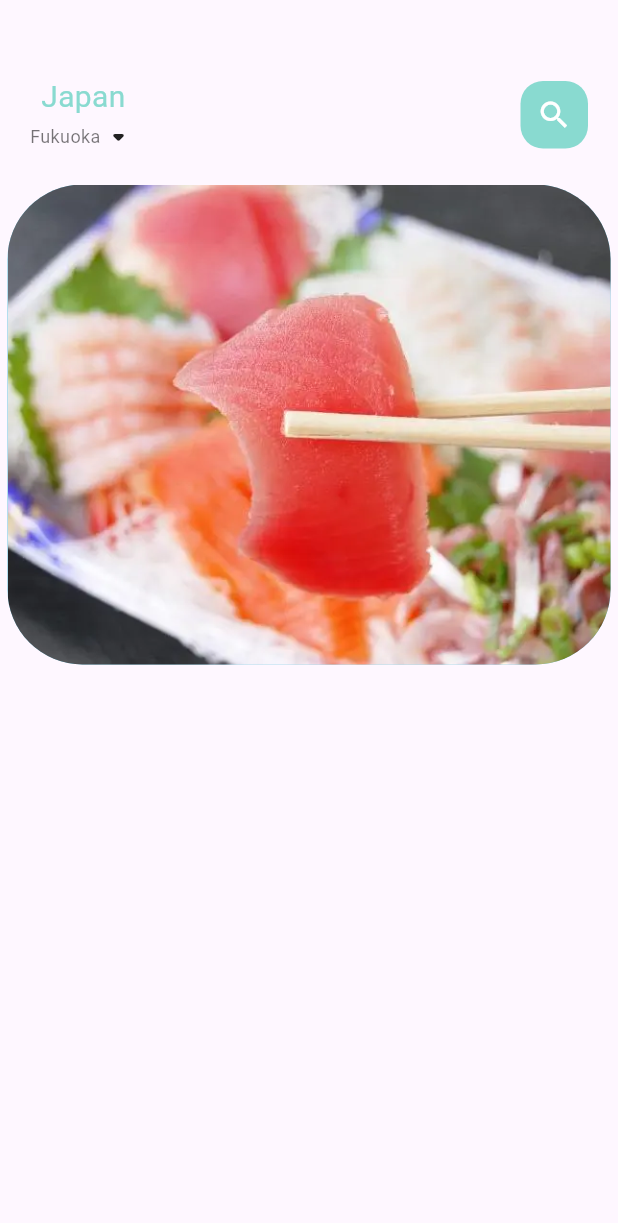
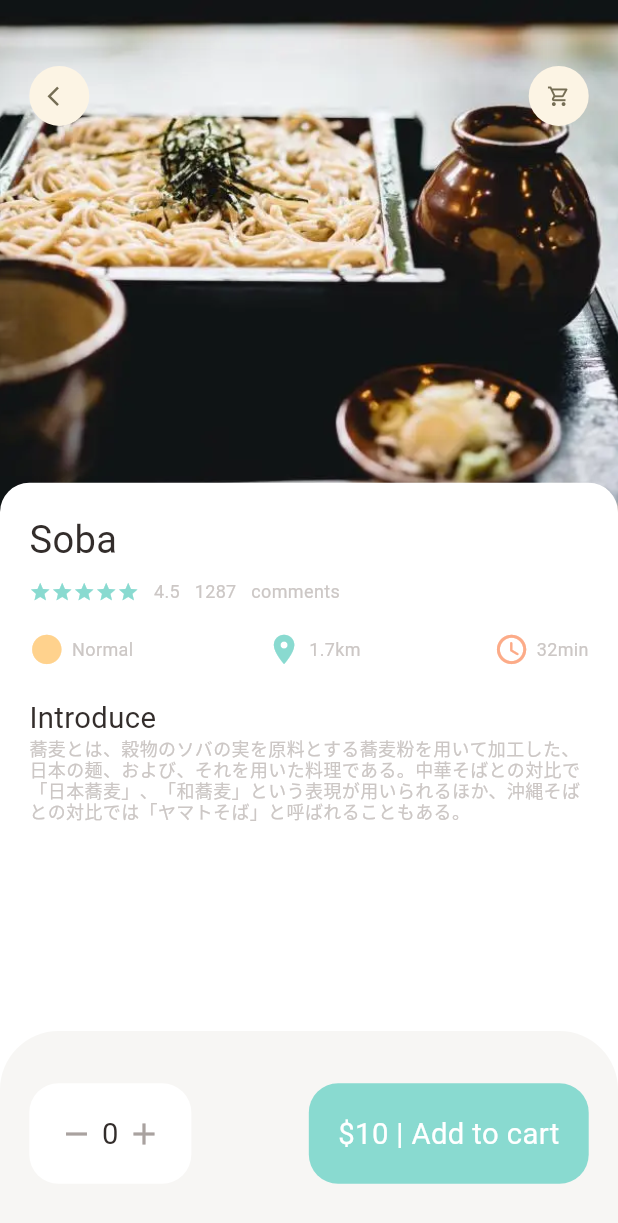
Before and after one commit to jmamedina/flutter, a Flutter app: the screen it shows after launch, on a phone screen of 412 x 824 dp. Shown: the top 1223 px of the screen. Run offline on Flutter 3.47's test engine with Material 3 defaults, Android fonts, the phone set to English and light mode, and no system bars; our stand-ins replace dots_indicator, get.

Commit message:
add popular food detail

```diff
--- a/food_delivery/lib/home/food_page_body.dart
+++ /dev/null
@@ -1,37 +0,0 @@
-import 'package:flutter/widgets.dart';
-
-class FoodPageBody extends StatefulWidget {
-  const FoodPageBody({super.key});
-
-  @override
-  State<FoodPageBody> createState() => _FoodPageBodyState();
-}
-
-class _FoodPageBodyState extends State<FoodPageBody> {
-  @override
-  Widget build(BuildContext context) {
-    return SizedBox(
-        height: 320,
-        child: PageView.builder(
-            itemCount: 5,
-            itemBuilder: (context, position) {
-              return _buildPageItem(position);
-            }));
-  }
-
-//circling
-  Widget _buildPageItem(int index) {
-    return Container(
-      height: 220,
-      margin: const EdgeInsets.only(left: 5, right: 5),
-      decoration: BoxDecoration(
-        borderRadius: BorderRadius.circular(50),
-        color: index.isEven ? Color(0xFF69c5df) : Color(0xFF9294cc),
-        image: const DecorationImage(
-          fit: BoxFit.cover,
-          image: AssetImage("assets/image/food1.png"),
-        ),
-      ),
-    );
-  }
-}
--- a/food_delivery/lib/main.dart
+++ b/food_delivery/lib/main.dart
@@ -1,5 +1,7 @@
 import 'package:flutter/material.dart';
-import 'package:food_delivery/home/main_foodpage.dart';
+import 'package:food_delivery/pages/food/popular_food_detail.dart';
+import 'package:food_delivery/pages/home/main_foodpage.dart';
+import 'package:get/get.dart';
 
 void main() {
   runApp(const MyApp());
@@ -11,14 +13,14 @@ class MyApp extends StatelessWidget {
   // This widget is the root of your application.
   @override
   Widget build(BuildContext context) {
-    return MaterialApp(
+    return GetMaterialApp(
       debugShowCheckedModeBanner: false,
       title: 'Flutter Demo',
       theme: ThemeData(
         colorScheme: ColorScheme.fromSeed(seedColor: Colors.deepPurple),
         useMaterial3: true,
       ),
-      home: const MainFoodPage(),
+      home: const PopularFoodDetail(),
     );
   }
 }
--- /dev/null
+++ b/food_delivery/lib/pages/food/popular_food_detail.dart
@@ -0,0 +1,140 @@
+import 'package:flutter/material.dart';
+import 'package:flutter/widgets.dart';
+import 'package:food_delivery/utils/colors.dart';
+import 'package:food_delivery/utils/dimensions.dart';
+import 'package:food_delivery/widgets/app_column.dart';
+import 'package:food_delivery/widgets/app_icon.dart';
+import 'package:food_delivery/widgets/big_text.dart';
+import 'package:food_delivery/widgets/expandable_text_widget.dart';
+import 'package:food_delivery/widgets/small_text.dart';
+import 'package:food_delivery/widgets/icon_and_text_widget.dart';
+
+class PopularFoodDetail extends StatelessWidget {
+  const PopularFoodDetail({super.key});
+
+  @override
+  Widget build(BuildContext context) {
+    return Scaffold(
+      backgroundColor: Colors.white,
+      body: Stack(
+        children: [
+          //background image
+          Positioned(
+            left: 0,
+            right: 0,
+            child: Container(
+              width: double.maxFinite,
+              height: Dimensions.popularFoodImgSize,
+              decoration: BoxDecoration(
+                  image: DecorationImage(
+                      fit: BoxFit.cover,
+                      image: AssetImage("assets/image/food3.png"))),
+            ),
+          ),
+          //Icon Widget
+          Positioned(
+            top: Dimensions.height45,
+            left: Dimensions.width20,
+            right: Dimensions.width20,
+            child: Row(
+              mainAxisAlignment: MainAxisAlignment.spaceBetween,
+              children: [
+                AppIcon(icon: Icons.arrow_back_ios),
+                AppIcon(icon: Icons.shopping_cart_outlined)
+              ],
+            ),
+          ),
+          //Introduction
+          Positioned(
+            left: 0,
+            right: 0,
+            bottom: 0,
+            top: Dimensions.popularFoodImgSize - 20,
+            child: Container(
+              padding: EdgeInsets.only(
+                  left: Dimensions.width20,
+                  right: Dimensions.width20,
+                  top: Dimensions.height20),
+              decoration: BoxDecoration(
+                  borderRadius: BorderRadius.only(
+                    topRight: Radius.circular(Dimensions.radius20),
+                    topLeft: Radius.circular(Dimensions.radius20),
+                  ),
+                  color: Colors.white),
+              child: Column(
+                crossAxisAlignment: CrossAxisAlignment.start,
+                children: [
+                  AppColumn(text: "Soba"),
+                  SizedBox(height: Dimensions.height20),
+                  BigText(text: "Introduce"),
+                  ExpandableTextWidget(
+                      text:
+                          "蕎麦とは、穀物のソバの実を原料とする蕎麦粉を用いて加工した、日本の麺、および、それを用いた料理である。中華そばとの対比で「日本蕎麦」、「和蕎麦」という表現が用いられるほか、沖縄そばとの対比では「ヤマトそば」と呼ばれることもある。")
+                ],
+              ),
+            ),
+          ),
+          //Expandable text widget
+        ],
+      ),
+      //bottom navigation
+      bottomNavigationBar: Container(
+        height: Dimensions.bottomHeightBar,
+        padding: EdgeInsets.only(
+            top: Dimensions.height30,
+            bottom: Dimensions.height30,
+            left: Dimensions.width20,
+            right: Dimensions.width20),
+        decoration: BoxDecoration(
+          color: AppColors.buttonBackgroundColor,
+          borderRadius: BorderRadius.only(
+            topLeft: Radius.circular(Dimensions.radius20 * 2),
+            topRight: Radius.circular(Dimensions.radius20 * 2),
+          ),
+        ),
+        child: Row(
+          mainAxisAlignment: MainAxisAlignment.spaceBetween,
+          children: [
+            // counter container
+            Container(
+              padding: EdgeInsets.only(
+                  top: Dimensions.height20,
+                  bottom: Dimensions.height20,
+                  left: Dimensions.width20,
+                  right: Dimensions.width20),
+              decoration: BoxDecoration(
+                  borderRadius: BorderRadius.circular(Dimensions.radius20),
+                  color: Colors.white),
+              child: Row(
+                children: [
+                  Icon(
+                    Icons.remove,
+                    color: AppColors.signColor,
+                  ),
+                  SizedBox(width: Dimensions.width10 / 2),
+                  BigText(text: "0"),
+                  SizedBox(width: Dimensions.width10 / 2),
+                  Icon(Icons.add, color: AppColors.signColor)
+                ],
+              ),
+            ),
+            // add to cart container
+            Container(
+              padding: EdgeInsets.only(
+                  top: Dimensions.height20,
+                  bottom: Dimensions.height20,
+                  left: Dimensions.width20,
+                  right: Dimensions.width20),
+              child: BigText(text: "\$10 | Add to cart", color: Colors.white),
+              decoration: BoxDecoration(
+                  borderRadius: BorderRadius.circular(
+                    Dimensions.radius20,
+                  ),
+                  color: AppColors.mainColor),
+            )
+          ],
+        ),
+      ),
+    );
+  }
+}
--- a/food_delivery/lib/home/main_foodpage.dart
+++ b/food_delivery/lib/pages/home/main_foodpage.dart
@@ -1,6 +1,7 @@
 import 'package:flutter/material.dart';
-import 'package:food_delivery/home/food_page_body.dart';
+import 'package:food_delivery/pages/home/food_page_body.dart';
 import 'package:food_delivery/utils/colors.dart';
+import 'package:food_delivery/utils/dimensions.dart';
 import 'package:food_delivery/widgets/big_text.dart';
 import 'package:food_delivery/widgets/small_text.dart';
 
@@ -17,9 +18,12 @@ class _MainFoodPageState extends State<MainFoodPage> {
     return Scaffold(
         body: Column(
       children: [
+        //header
         Container(
-          margin: const EdgeInsets.only(top: 50, bottom: 20),
-          padding: const EdgeInsets.only(left: 20, right: 20),
+          margin: EdgeInsets.only(
+              top: Dimensions.height45, bottom: Dimensions.height15),
+          padding: EdgeInsets.only(
+              left: Dimensions.width20, right: Dimensions.width20),
           child: Row(
             mainAxisAlignment: MainAxisAlignment.spaceBetween,
             children: [
@@ -42,19 +46,28 @@ class _MainFoodPageState extends State<MainFoodPage> {
               ),
               Center(
                 child: Container(
-                  width: 45,
-                  height: 45,
+                  width: Dimensions.width45,
+                  height: Dimensions.height45,
                   decoration: BoxDecoration(
-                    borderRadius: BorderRadius.circular(15),
+                    borderRadius: BorderRadius.circular(Dimensions.radius15),
                     color: AppColors.mainColor,
                   ),
-                  child: const Icon(Icons.search, color: Colors.white),
+                  child: Icon(
+                    Icons.search,
+                    color: Colors.white,
+                    size: Dimensions.iconSize24,
+                  ),
                 ),
               ),
             ],
           ),
         ),
-        const FoodPageBody()
+        //body of the app
+        Expanded(
+          child: SingleChildScrollView(
+            child: const FoodPageBody(),
+          ),
+        )
       ],
     ));
   }
--- /dev/null
+++ b/food_delivery/lib/utils/dimensions.dart
@@ -0,0 +1,48 @@
+import 'package:get/get.dart';
+
+class Dimensions {
+  static double screenHeight = Get.context!.height;
+  static double screenWidth = Get.context!.width;
+
+  static double pageView = screenHeight / 2.64;
+  static double pageViewContainer = screenHeight / 3.84;
+  static double pageViewTextContainer = screenHeight / 7.03;
+
+//dynamic height (844)
+  static double height10 = screenHeight / 84.4;
+  static double height15 = screenHeight / 56.27;
+  static double height20 = screenHeight / 42.2;
+  static double height30 = screenHeight / 28.13;
+  static double height45 = screenHeight / 18.76;
+
+//dynamic width (844) padding and margin
+  static double width10 = screenHeight / 84.4;
+  static double width15 = screenHeight / 56.27;
+  static double width20 = screenHeight / 42.2;
+  static double width30 = screenHeight / 28.13;
+  static double width45 = screenHeight / 18.76;
+
+  //fontsize
+  static double font20 = screenHeight / 42.2;
+  static double font26 = screenHeight / 32.46;
+
+  //radius
+  static double radius15 = screenHeight / 56.27;
+  static double radius20 = screenHeight / 42.2;
+  static double radius30 = screenHeight / 28.13;
+
+  //iconsize
+  static double iconSize15 = screenHeight / 56.27;
+  static double iconSize24 = screenHeight / 35.17;
+  static double iconSize16 = screenHeight / 52.75;
+
+  //list view size
+  static double listViewImageSize = screenWidth / 3.25;
+  static double listViewTextContSize = screenWidth / 3.9;
+
+  //popular food
+  static double popularFoodImgSize = screenHeight / 2.41;
+
+  //bottom height
+  static double bottomHeightBar = screenHeight / 6.03;
+}
--- /dev/null
+++ b/food_delivery/lib/widgets/app_column.dart
@@ -0,0 +1,62 @@
+import 'package:flutter/material.dart';
+import 'package:flutter/widgets.dart';
+import 'package:food_delivery/utils/colors.dart';
+import 'package:food_delivery/utils/dimensions.dart';
+import 'package:food_delivery/widgets/big_text.dart';
+import 'package:food_delivery/widgets/icon_and_text_widget.dart';
+import 'package:food_delivery/widgets/small_text.dart';
+
+class AppColumn extends StatelessWidget {
+  const AppColumn({super.key, required this.text});
+  final String text;
+
+  @override
+  Widget build(BuildContext context) {
+    return Column(
+      crossAxisAlignment: CrossAxisAlignment.start,
+      children: [
+        BigText(text: text, size: Dimensions.font26),
+        SizedBox(
+          height: Dimensions.height10,
+        ),
+        Row(
+          children: [
+            Wrap(
+              children: List.generate(
+                5,
+                (index) => Icon(Icons.star,
+                    color: AppColors.mainColor, size: Dimensions.iconSize15),
+              ),
+            ),
+            SizedBox(width: Dimensions.width10),
+            SmallText(text: "4.5"),
+            SizedBox(width: Dimensions.width10),
+            SmallText(text: "1287"),
+            SizedBox(width: Dimensions.width10),
+            SmallText(text: "comments")
+          ],
+        ),
+        SizedBox(
+          height: Dimensions.height20,
+        ),
+        Row(
+          mainAxisAlignment: MainAxisAlignment.spaceBetween,
+          children: [
+            IconAndTextWidget(
+                icon: Icons.circle_sharp,
+                text: "Normal",
+                iconColor: AppColors.iconColor1),
+            IconAndTextWidget(
+                icon: Icons.location_on,
+                text: "1.7km",
+                iconColor: AppColors.mainColor),
+            IconAndTextWidget(
+                icon: Icons.access_time_rounded,
+                text: "32min",
+                iconColor: AppColors.iconColor2),
+          ],
+        )
+      ],
+    );
+  }
+}
--- /dev/null
+++ b/food_delivery/lib/widgets/app_icon.dart
@@ -0,0 +1,31 @@
+import 'package:flutter/widgets.dart';
+import 'package:food_delivery/utils/dimensions.dart';
+
+class AppIcon extends StatelessWidget {
+  const AppIcon(
+      {super.key,
+      required this.icon,
+      this.backgroundColor = const Color(0xFFfcf4e4),
+      this.iconColor = const Color(0xFF756d54),
+      this.size = 40});
+  final IconData icon;
+  final Color backgroundColor;
+  final Color iconColor;
+  final double size;
+
+  @override
+  Widget build(BuildContext context) {
+    return Container(
+      width: size,
+      height: size,
+      decoration: BoxDecoration(
+          borderRadius: BorderRadius.circular(size / 2),
+          color: backgroundColor),
+      child: Icon(
+        icon,
+        color: iconColor,
+        size: Dimensions.iconSize16,
+      ),
+    );
+  }
+}
--- a/food_delivery/lib/widgets/big_text.dart
+++ b/food_delivery/lib/widgets/big_text.dart
@@ -1,11 +1,12 @@
 import 'package:flutter/material.dart';
+import 'package:food_delivery/utils/dimensions.dart';
 
 class BigText extends StatelessWidget {
   BigText(
       {super.key,
       this.color = const Color(0xFF332d2b),
       required this.text,
-      this.size = 20,
+      this.size = 0,
       this.overflow = TextOverflow.ellipsis});
   Color color;
   final String text;
@@ -19,7 +20,7 @@ class BigText extends StatelessWidget {
       maxLines: 1,
       overflow: overflow,
       style: TextStyle(
-          fontSize: size,
+          fontSize: size == 0 ? Dimensions.font20 : size,
           color: color,
           fontWeight: FontWeight.w400,
           fontFamily: 'Roboto'),
--- /dev/null
+++ b/food_delivery/lib/widgets/expandable_text_widget.dart
@@ -0,0 +1,64 @@
+import 'package:flutter/material.dart';
+import 'package:food_delivery/utils/colors.dart';
+import 'package:food_delivery/utils/dimensions.dart';
+import 'package:food_delivery/widgets/small_text.dart';
+
+class ExpandableTextWidget extends StatefulWidget {
+  const ExpandableTextWidget({super.key, required this.text});
+  final String text;
+
+  @override
+  State<ExpandableTextWidget> createState() => _ExpandableTextWidgetState();
+}
+
+class _ExpandableTextWidgetState extends State<ExpandableTextWidget> {
+  late String firstHalf;
+  late String secondHalf;
+
+  bool hiddenText = true;
+
+  double textHeight = Dimensions.screenHeight / 5.63;
+// I love flutter laravel and golang
+  @override
+  void initState() {
+    super.initState();
+    if (widget.text.length > textHeight) {
+      firstHalf = widget.text.substring(0, textHeight.toInt());
+      secondHalf =
+          widget.text.substring(textHeight.toInt() + 1, widget.text.length);
+    } else {
+      firstHalf = widget.text;
+      secondHalf = "";
+    }
+  }
+
+  @override
+  Widget build(BuildContext context) {
+    return Container(
+        child: secondHalf.isEmpty
+            ? SmallText(text: firstHalf)
+            : Column(
+                children: [
+                  SmallText(
+                    text: hiddenText
+                        ? (firstHalf + "...")
+                        : (firstHalf + secondHalf),
+                  ),
+                  InkWell(
+                      onTap: () {},
+                      child: Row(
+                        children: [
+                          SmallText(
+                            text: "Show more",
+                            color: AppColors.mainColor,
+                          ),
+                          Icon(
+                            Icons.arrow_drop_down,
+                            color: AppColors.mainColor,
+                          )
+                        ],
+                      ))
+                ],
+              ));
+  }
+}
--- /dev/null
+++ b/food_delivery/lib/widgets/icon_and_text_widget.dart
@@ -0,0 +1,33 @@
+import 'package:flutter/material.dart';
+import 'package:food_delivery/utils/dimensions.dart';
+import 'package:food_delivery/widgets/small_text.dart';
+
+class IconAndTextWidget extends StatelessWidget {
+  const IconAndTextWidget(
+      {super.key,
+      required this.icon,
+      required this.text,
+      required this.iconColor});
+  final IconData icon;
+  final String text;
+  final Color iconColor;
+
+  @override
+  Widget build(BuildContext context) {
+    return Row(
+      children: [
+        Icon(
+          size: Dimensions.iconSize24,
+          icon,
+          color: iconColor,
+        ),
+        SizedBox(
+          width: 5,
+        ),
+        SmallText(
+          text: text,
+        ),
+      ],
+    );
+  }
+}
--- a/food_delivery/pubspec.yaml
+++ b/food_delivery/pubspec.yaml
@@ -30,6 +30,8 @@ environment:
 dependencies:
   flutter:
     sdk: flutter
+  get: ^4.1.4
+  dots_indicator: ^2.1.1
 
 
   # The following adds the Cupertino Icons font to your application.
@@ -62,6 +64,8 @@ flutter:
   assets:
     - assets/image/food1.png
     - assets/image/food2.png
+    - assets/image/food3.png
+    - assets/image/food4.png
 
   # An image asset can refer to one or more resolution-specific "variants", see
   # https://flutter.dev/assets-and-images/#resolution-aware
```
Also changed, not shown: food_delivery/lib/pages/home/food_page_body.dart (added, +266 -0 lines), food_delivery/pubspec.lock.
